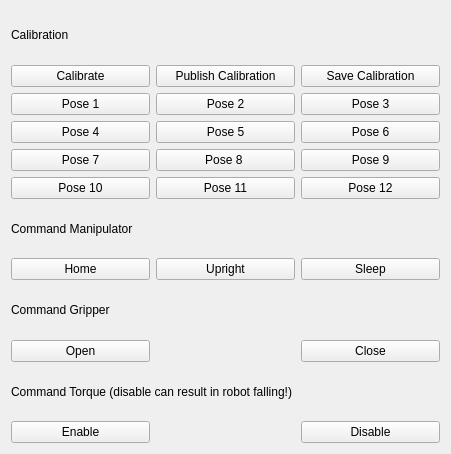
The window that examples/demo/eager_calibration_rqt/resource/eager_calibration.ui (eager-dev/eager) describes before a commit, drawn with Qt 5.
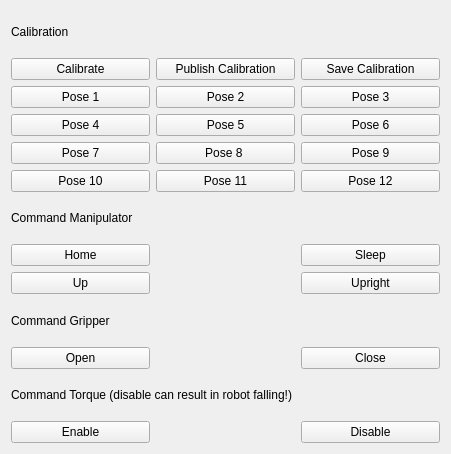
The same window after the commit.

Patch:
```diff
--- a/examples/demo/eager_calibration_rqt/resource/eager_calibration.ui
+++ b/examples/demo/eager_calibration_rqt/resource/eager_calibration.ui
@@ -56,13 +56,6 @@
      </property>
     </widget>
    </item>
-   <item row="7" column="1">
-    <widget class="QPushButton" name="uprightButton">
-     <property name="text">
-      <string>Upright</string>
-     </property>
-    </widget>
-   </item>
    <item row="3" column="0">
     <widget class="QPushButton" name="pose4Button">
      <property name="text">
@@ -196,6 +189,20 @@
      </property>
     </widget>
    </item>
+   <item row="8" column="0">
+    <widget class="QPushButton" name="upButton">
+     <property name="text">
+      <string>Up</string>
+     </property>
+    </widget>
+   </item>
+   <item row="8" column="2">
+    <widget class="QPushButton" name="uprightButton">
+     <property name="text">
+      <string>Upright</string>
+     </property>
+    </widget>
+   </item>
   </layout>
  </widget>
  <resources/>
```
